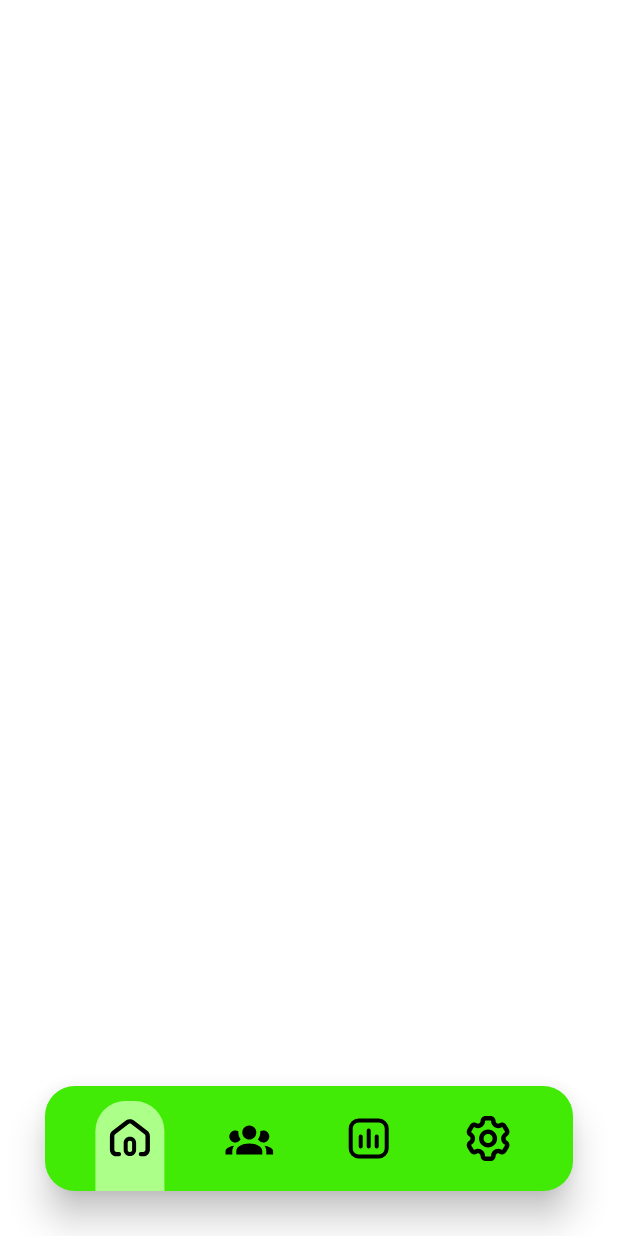
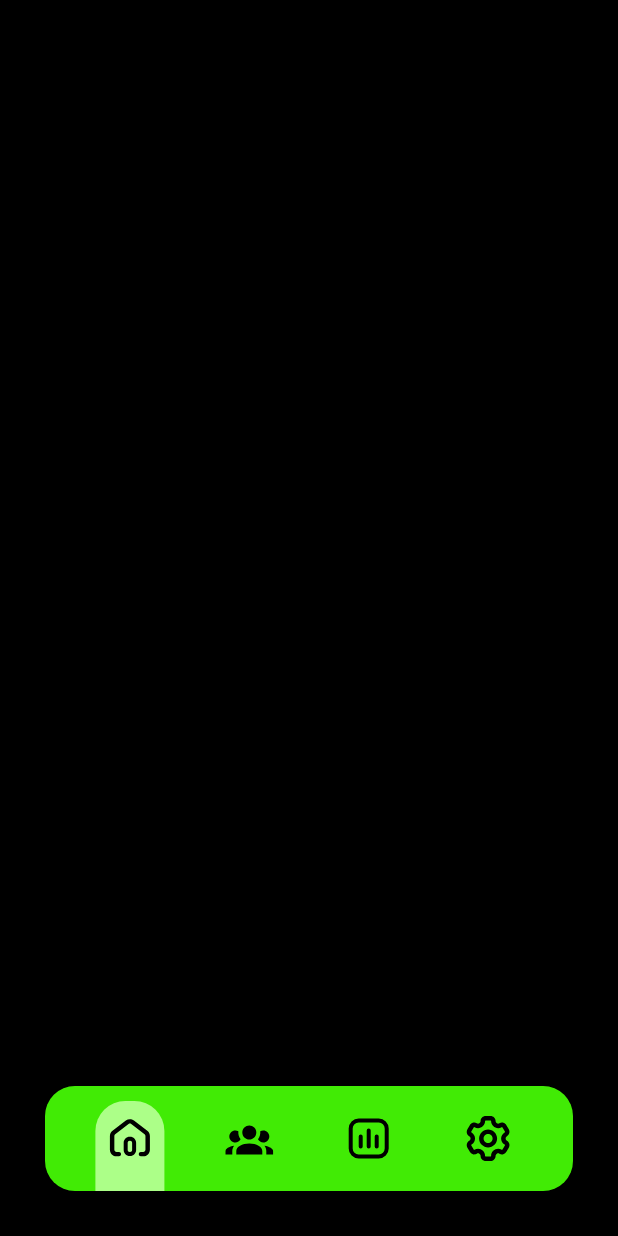
Before and after one commit to hiagozavarize/prosper_app, a Flutter app: the screen it shows after launch, on a phone screen of 412 x 824 dp. Run offline on Flutter 3.47's test engine with Material 3 defaults, Android fonts, the phone set to English and light mode, and no system bars; our stand-ins replace flutter_animate, flutter_svg, google_fonts.

Commit message:
fix: remove test white screen

```diff
--- a/lib/main.dart
+++ b/lib/main.dart
@@ -3,7 +3,7 @@ import 'package:google_fonts/google_fonts.dart';
 import 'package:prosper/carrosel.dart';
 import 'package:prosper/gif_screen.dart';
 import 'package:prosper/login.dart';
-import 'package:prosper/widgets/navbar/nav_bar.dart';
+import 'package:prosper/widgets/nav_bar.dart';
 import 'package:prosper/utils/app_colors.dart';
 import 'package:prosper/utils/common.dart';
 import 'package:prosper/welcome.dart';
--- a/lib/widgets/navbar/nav_bar.dart
+++ b/lib/widgets/nav_bar.dart
@@ -36,11 +36,6 @@ class _NavBarState extends State<NavBar> {
         bottom: false,
         child: Stack(
           children: [
-            Positioned.fill(
-              child: Container(
-                color: Colors.white,
-              ),
-            ),
             Positioned(
               bottom: 0,
               left: 0,
```
